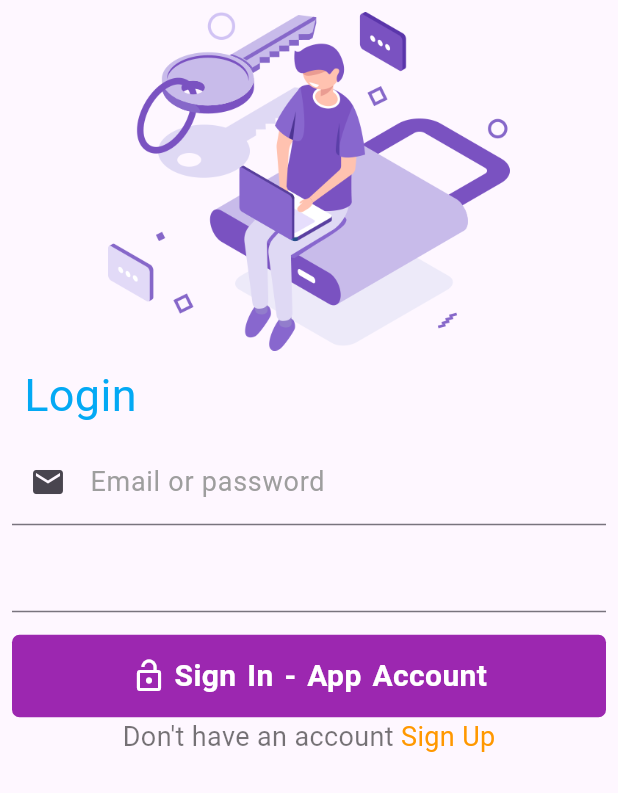
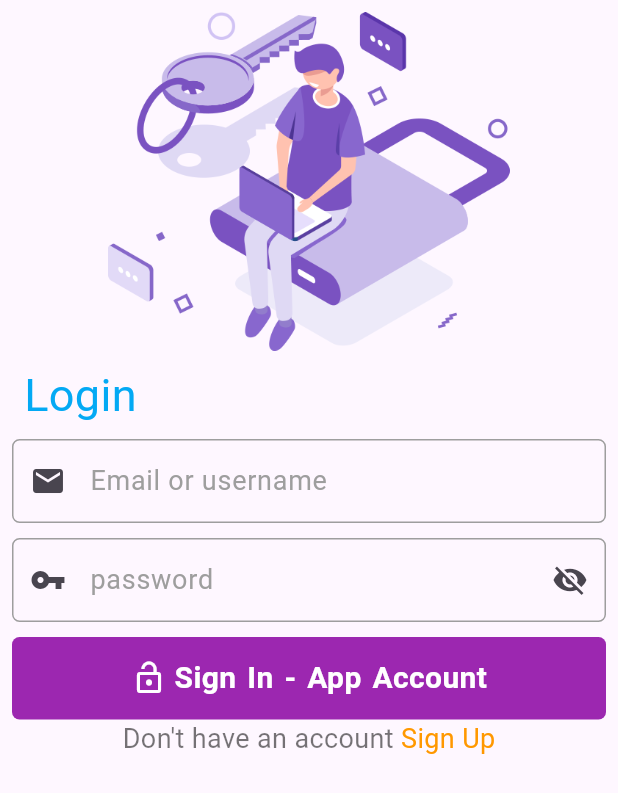
Before and after one commit to samchat2561/week5-mobile-d1-02092026, a Flutter app: the screen it shows after launch, on a phone screen of 412 x 824 dp. Shown: the top 793 px of the screen. Run offline on Flutter 3.47's test engine with Material 3 defaults, Android fonts, the phone set to English and light mode, and no system bars; Roboto replaces fonts that are missing (verdana_regular).

Commit message:
first init

```diff
--- a/lib/views/auth/login.dart
+++ b/lib/views/auth/login.dart
@@ -8,6 +8,8 @@ class LoginScreen extends StatefulWidget {
 }
 
 class _LoginScreenState extends State<LoginScreen> {
+  bool showPass = false;
+
   @override
   Widget build(BuildContext context) {
     Size size = MediaQuery.of(context).size;
@@ -48,22 +50,63 @@ class _LoginScreenState extends State<LoginScreen> {
                     children: [
                       // =====Enter Field Email =====
                       TextFormField(
+                        keyboardType: TextInputType.emailAddress,
                         decoration: InputDecoration(
-                          hintText: "Enter your email or password",
-                          label: Text("Email or password"),
+                          hintText: "Enter your email or username",
+                          label: Text("Email or username"),
                           labelStyle: TextStyle(
                             color: Colors.grey,
                             fontSize: 18.0,
-                            fontFamily: "verdana_regular"
+                            fontFamily: "verdana_regular",
                           ),
                           prefixIcon: Icon(Icons.email),
-
+                          enabledBorder: OutlineInputBorder(
+                            borderRadius: BorderRadius.circular(5.0),
+                            borderSide: BorderSide(color: Colors.grey),
+                          ),
+                          focusedBorder: OutlineInputBorder(
+                            borderRadius: BorderRadius.circular(5.0),
+                            borderSide: BorderSide(color: Colors.grey),
+                          ),
                         ),
                       ),
                       SizedBox(height: 10.0),
                       // =====Enter Field Password =====
-                      TextField(),
-                      SizedBox(height: 15.0),
+                      TextFormField(
+                        keyboardType: TextInputType.text,
+                        obscureText: !showPass,
+                        decoration: InputDecoration(
+                          hintText: "Enter your password",
+                          label: Text("password"),
+                          labelStyle: TextStyle(
+                            color: Colors.grey,
+                            fontSize: 18.0,
+                            fontFamily: "verdana_regular",
+                          ),
+                          prefixIcon: Icon(Icons.vpn_key_sharp),
+                          suffixIcon: IconButton(
+                            onPressed: () {
+                              setState(() {
+                                showPass = !showPass;
+                              });
+                            },
+                            icon: Icon(
+                              showPass
+                                ? Icons.visibility
+                                : Icons.visibility_off,
+                            ),
+                          ),
+                          enabledBorder: OutlineInputBorder(
+                            borderRadius: BorderRadius.circular(5.0),
+                            borderSide: BorderSide(color: Colors.grey),
+                          ),
+                          focusedBorder: OutlineInputBorder(
+                            borderRadius: BorderRadius.circular(5.0),
+                            borderSide: BorderSide(color: Colors.grey),
+                          ),
+                        ),
+                      ),
+                      SizedBox(height: 10.0),
                       // =====Button Submit Login =====
                       InkWell(
                         child: Container(
```
